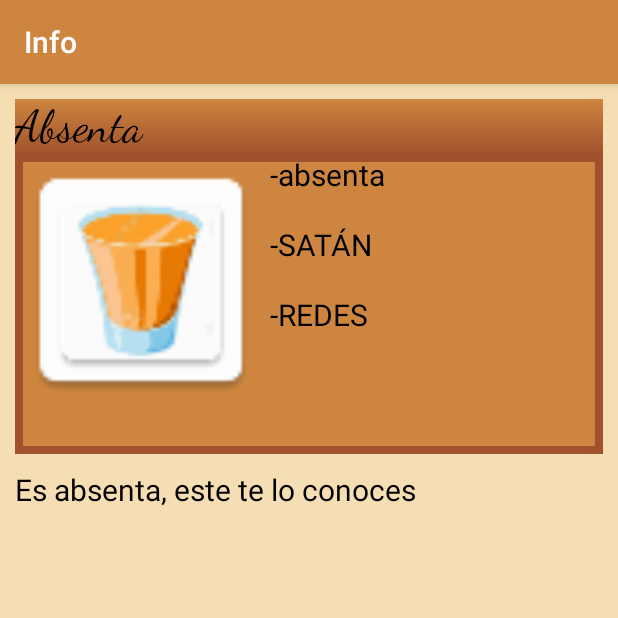
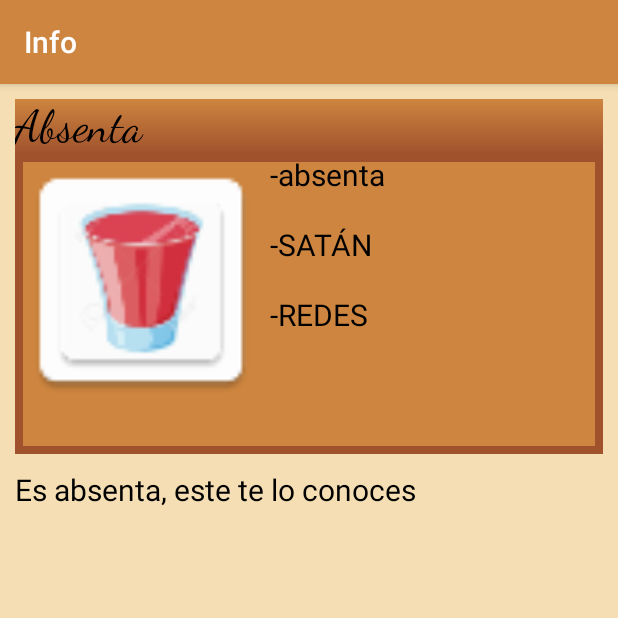
Before and after one commit to clichade/Chupitos, an Android app: the screen it shows after launch (Chupito_Activity), after a tap on "A MATAR", on a phone screen of 412 x 824 dp, the top half of it. Run offline under Robolectric (Android 15) with nearby library versions, the phone set to English and light mode, and no system bars.

Commit message:
Versión para la parte 1 FINALCompleta

```diff
--- a/app/src/main/java/com/example/trjano/chupitos/Main_Activity.java
+++ b/app/src/main/java/com/example/trjano/chupitos/Main_Activity.java
@@ -29,9 +29,9 @@ public class Main_Activity extends AppCompatActivity implements View.OnClickList
         //creamos los 3 chupitos que nos interesa cojer
         listC.add(new Chupito("Jagger", Tipo.EXOTICO,
                 "Chupito Normal, que no es ninguna locura", "Jagger", "Lima"));
-        listC.add(new Chupito("BlueTropic", Tipo.EXOTICO,
-                "Este almenos sabe rico", "Trópico", "Azul"));
-        listC.add(new Chupito("Absenta", Tipo.EXOTICO,
+        listC.add(new Chupito("BlueTropic", Tipo.SUAVE,
+                "Por el nombre seguro que deduces que es azul", "Trópico", "Azul"));
+        listC.add(new Chupito("Absenta", Tipo.DURO,
                 "Es absenta, este te lo conoces", "absenta", "SATÁN","REDES"));
 
         btSuave = (Button) this.findViewById(R.id.btSuave);
@@ -65,7 +65,6 @@ public class Main_Activity extends AppCompatActivity implements View.OnClickList
                 b.putString("nombre", chupito.getNombre());
                 b.putString("descripcion",chupito.getDescripcion());
                 b.putInt("ivIcon",chupito.getIcon());
-                System.out.println("entra en suave");
                 intent.putExtras(b);
                 startActivity(intent);
                 break;
@@ -88,7 +87,7 @@ public class Main_Activity extends AppCompatActivity implements View.OnClickList
                 b.putString("nombre", chupito.getNombre());
                 b.putString("descripcion",chupito.getDescripcion());
                 b.putInt("ivIcon",chupito.getIcon());
-                System.out.println("entra en matar");
+
                 intent.putExtras(b);
                 startActivity(intent);
                 break;
```
Also changed, not shown: app/src/main/java/com/example/trjano/chupitos/Chupito_Activity.java (+7 -0 lines).
